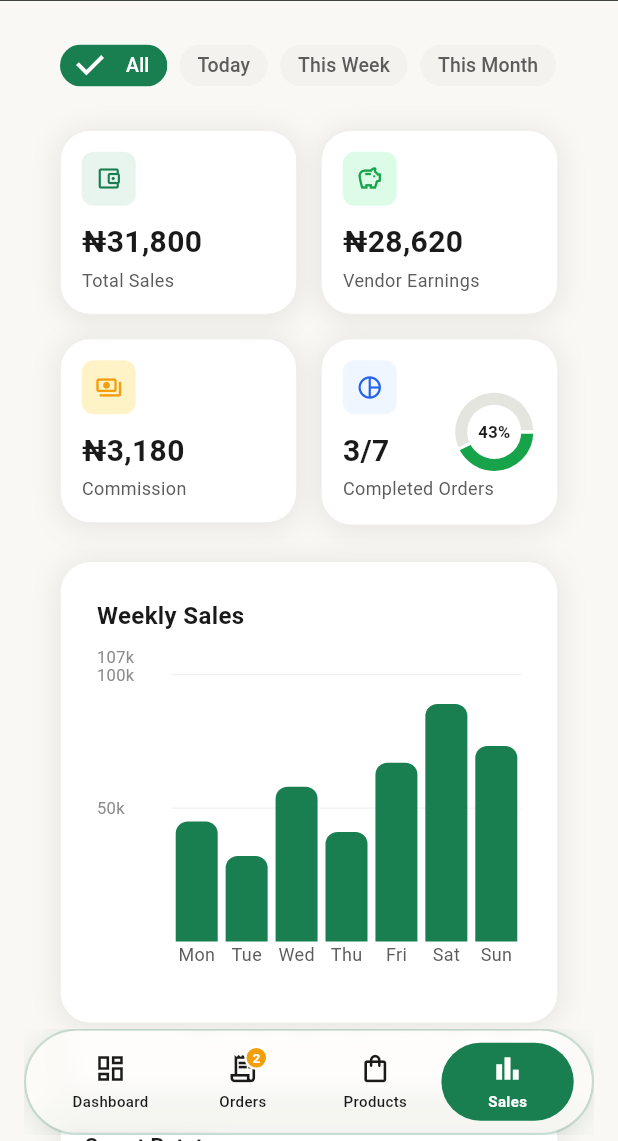
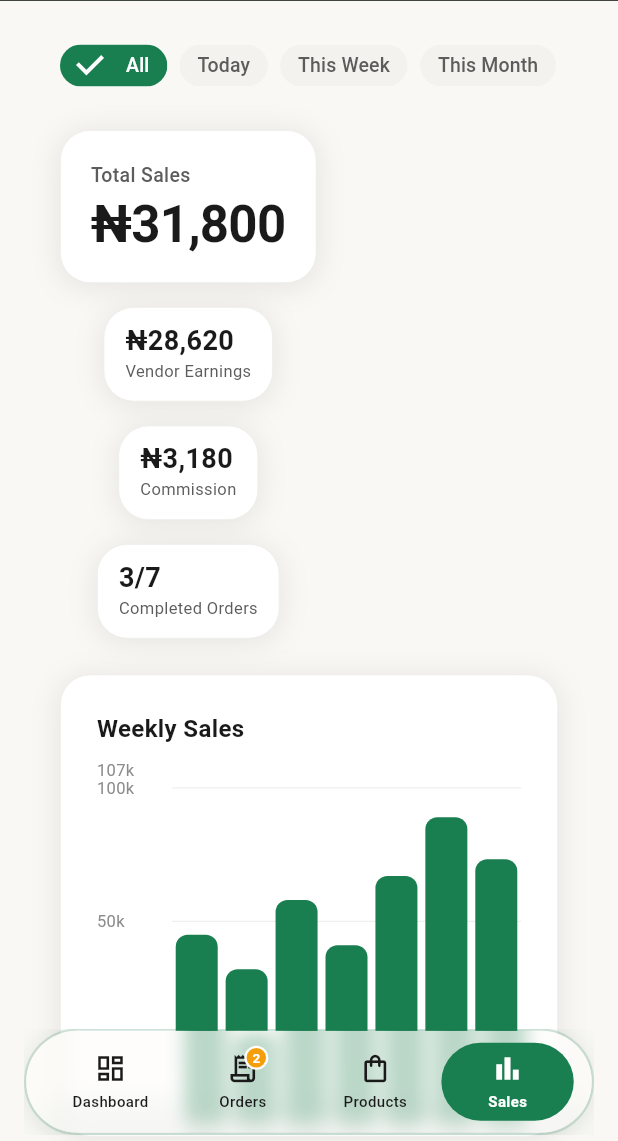
Before and after one commit to Delian21/growbox-vendor, a Flutter app: the SalesScreen screen opened by its route, on a phone screen of 412 x 824 dp, the part 95-1236 px from its top. Run offline on Flutter 3.47's test engine with Material 3 defaults, Android fonts, the phone set to English and light mode, and no system bars; drawn by our look-alikes of fl_chart; our stand-ins replace flutter_staggered_animations, go_router, image_picker, shared_preferences; accounts and stored records are empty.

Commit message:
Refactor dashboard and sales screens: improve color palette for category data, enhance summary card layout, and streamline code structure for better readability

```diff
--- a/lib/features/dashboard/dashboard_screen.dart
+++ b/lib/features/dashboard/dashboard_screen.dart
@@ -84,18 +84,19 @@ class _DashboardScreenState extends State<DashboardScreen> {
     }).toList();
   }
 
-  // Single-hue ramp: strongest shade = biggest share, 'Others' neutral.
-  // Colour encodes rank, so the donut and its legend stay readable without
-  // eight unrelated hues competing for attention.
+  // One distinct hue per category, chosen to echo the produce itself
+  // (vegetables green, fruits orange, grains gold, proteins red, ...).
+  // All eight are mutually distinguishable — unlike the old palette, which
+  // mapped two categories to the exact same colour. 'Others' stays neutral.
   static const _categoryData = [
-    _CategoryData(label: 'Vegetables', percentage: 30, color: Color(0xFF14532D)),
-    _CategoryData(label: 'Fruits', percentage: 20, color: Color(0xFF166534)),
-    _CategoryData(label: 'Grains & Cereals', percentage: 13, color: Color(0xFF15803D)),
-    _CategoryData(label: 'Legumes & Pulses', percentage: 10, color: Color(0xFF16A34A)),
-    _CategoryData(label: 'Tuber & Roots', percentage: 8, color: Color(0xFF22C55E)),
-    _CategoryData(label: 'Oils', percentage: 8, color: Color(0xFF4ADE80)),
-    _CategoryData(label: 'Fresh Proteins', percentage: 6, color: Color(0xFF86EFAC)),
-    _CategoryData(label: 'Others', percentage: 5, color: Color(0xFFCBD5D1)),
+    _CategoryData(label: 'Vegetables', percentage: 30, color: Color(0xFF22A064)),
+    _CategoryData(label: 'Fruits', percentage: 20, color: Color(0xFFE07B39)),
+    _CategoryData(label: 'Grains & Cereals', percentage: 13, color: Color(0xFFEAB308)),
+    _CategoryData(label: 'Legumes & Pulses', percentage: 10, color: Color(0xFF8B5CF6)),
+    _CategoryData(label: 'Tuber & Roots', percentage: 8, color: Color(0xFFB45309)),
+    _CategoryData(label: 'Oils', percentage: 8, color: Color(0xFF0891B2)),
+    _CategoryData(label: 'Fresh Proteins', percentage: 6, color: Color(0xFFDC2626)),
+    _CategoryData(label: 'Others', percentage: 5, color: Color(0xFF94A3B8)),
   ];
 
   @override
@@ -190,7 +191,6 @@ class _DashboardScreenState extends State<DashboardScreen> {
     final primary = _StatCard(
       title: 'Total Revenue',
       value: formatCurrency(2450000),
-      change: '+12.5%',
     );
     const secondary = [
       _StatCard(title: 'Orders', value: '156'),
@@ -263,7 +263,18 @@ class _DashboardScreenState extends State<DashboardScreen> {
   }
 
   // Primary metric — the one thing the eye should land on.
+  // A quiet sparkline sits beside the number, showing the trend's shape
+  // instead of a coloured badge.
   Widget _buildPrimaryStatCard(BuildContext context, _StatCard stat, bool isDark) {
+    final sparkWindow = _salesOverviewData.length > 7
+        ? _salesOverviewData.sublist(_salesOverviewData.length - 7)
+        : _salesOverviewData;
+    final spots = [
+      for (var i = 0; i < sparkWindow.length; i++) FlSpot(i.toDouble(), sparkWindow[i].amount),
+    ];
+    final minY = spots.map((s) => s.y).reduce((a, b) => a < b ? a : b);
+    final maxY = spots.map((s) => s.y).reduce((a, b) => a > b ? a : b);
+
     return GrowboxCard(
       padding: const EdgeInsets.all(20),
       child: Column(
@@ -280,7 +291,7 @@ class _DashboardScreenState extends State<DashboardScreen> {
           ),
           const SizedBox(height: 6),
           Row(
-            crossAxisAlignment: CrossAxisAlignment.end,
+            crossAxisAlignment: CrossAxisAlignment.center,
             children: [
               Expanded(
                 child: FittedBox(
@@ -298,26 +309,32 @@ class _DashboardScreenState extends State<DashboardScreen> {
                   ),
                 ),
               ),
-              if (stat.change != null) ...[
-                const SizedBox(width: 12),
-                Container(
-                  padding: const EdgeInsets.symmetric(horizontal: 8, vertical: 3),
-                  decoration: BoxDecoration(
-                    color: isDark
-                        ? AppColors.success.withValues(alpha: 0.15)
-                        : AppColors.successLight,
-                    borderRadius: BorderRadius.circular(999),
-                  ),
-                  child: Text(
-                    stat.change!,
-                    style: TextStyle(
-                      fontSize: 12,
-                      fontWeight: FontWeight.w600,
-                      color: isDark ? AppColors.darkPrimary : AppColors.success,
-                    ),
+              const SizedBox(width: 16),
+              SizedBox(
+                width: 96,
+                height: 36,
+                child: LineChart(
+                  LineChartData(
+                    minY: minY * 0.96,
+                    maxY: maxY * 1.04,
+                    lineTouchData: LineTouchData(enabled: false),
+                    gridData: const FlGridData(show: false),
+                    titlesData: const FlTitlesData(show: false),
+                    borderData: FlBorderData(show: false),
+                    lineBarsData: [
+                      LineChartBarData(
+                        spots: spots,
+                        isCurved: true,
+                        color: isDark ? AppColors.darkPrimary : AppColors.success,
+                        barWidth: 2,
+                        isStrokeCapRound: true,
+                        dotData: const FlDotData(show: false),
+                        belowBarData: BarAreaData(show: false),
+                      ),
+                    ],
                   ),
                 ),
-              ],
+              ),
             ],
           ),
         ],
@@ -980,8 +997,7 @@ class _DashboardScreenState extends State<DashboardScreen> {
 // ── HELPER CLASSES ──
 class _StatCard {
   final String title, value;
-  final String? change;
-  const _StatCard({required this.title, required this.value, this.change});
+  const _StatCard({required this.title, required this.value});
 }
 
 class _OrderItem {
--- a/lib/features/sales/sales_screen.dart
+++ b/lib/features/sales/sales_screen.dart
@@ -81,52 +81,50 @@ class SalesScreen extends StatelessWidget {
     );
   }
 
-  // ── SUMMARY CARDS ──
+  // ── SUMMARY — 1 primary metric, 3 secondary ──
   Widget _buildSummaryCards(BuildContext context, bool isDark) {
     final provider = context.watch<SalesProvider>();
     final summary = provider.summary;
 
-    final cards = [
-      _SummaryCard(
+    final primary = _SummaryCard(
       title: 'Total Sales',
       value: formatCurrency(summary.totalSales),
-        icon: Icons.account_balance_wallet_outlined,
-        color: AppColors.primary,
-        bgColor: AppColors.primarySurface,
-      ),
+    );
+    final secondary = [
+      _SummaryCard(title: 'Vendor Earnings', value: formatCurrency(summary.vendorEarnings)),
+      _SummaryCard(title: 'Commission', value: formatCurrency(summary.growboxCommission)),
       _SummaryCard(
-        title: 'Vendor Earnings',
-        value: formatCurrency(summary.vendorEarnings),
-        icon: Icons.savings_outlined,
-        color: AppColors.success,
-        bgColor: AppColors.successLight,
-      ),
-      _SummaryCard(
-        title: 'Commission',
-        value: formatCurrency(summary.growboxCommission),
-        icon: Icons.payments_outlined,
-        color: AppColors.warning,
-        bgColor: AppColors.warningLight,
+        title: 'Completed Orders',
+        value: '${summary.completedOrders}/${summary.totalOrders}',
       ),
     ];
 
     return LayoutBuilder(
       builder: (context, constraints) {
-        final columns = constraints.maxWidth > 900 ? 3 : 2;
-        final cardWidth = (constraints.maxWidth - (columns - 1) * 16) / columns;
-
-        return Wrap(
-          spacing: AppDimensions.lg,
-          runSpacing: AppDimensions.lg,
+        // Narrow screens: stack the secondary cards full-width instead of
+        // squeezing three columns into a phone row.
+        final stacked = constraints.maxWidth < 520;
+        return Column(
           children: [
-            ...cards.map((card) => SizedBox(
-              width: cardWidth,
-              child: _buildSummaryCard(context, card, isDark),
-            )),
-            SizedBox(
-              width: cardWidth,
-              height: 124.5,
-              child: _buildOrderStatusDoughnut(context, isDark, summary),
+            _buildPrimaryCard(context, primary, isDark),
+            const SizedBox(height: AppDimensions.lg),
+            if (stacked)
+              Column(
+                children: [
+                  for (var i = 0; i < secondary.length; i++) ...[
+                    if (i > 0) const SizedBox(height: AppDimensions.lg),
+                    _buildSecondaryCard(context, secondary[i], isDark),
+                  ],
+                ],
+              )
+            else
+              Row(
+                children: [
+                  for (var i = 0; i < secondary.length; i++) ...[
+                    if (i > 0) const SizedBox(width: AppDimensions.lg),
+                    Expanded(child: _buildSecondaryCard(context, secondary[i], isDark)),
+                  ],
+                ],
               ),
           ],
         );
@@ -134,28 +132,61 @@ class SalesScreen extends StatelessWidget {
     );
   }
 
-  Widget _buildSummaryCard(BuildContext context, _SummaryCard card, bool isDark) {
+  // Primary metric — the one thing the eye should land on.
+  Widget _buildPrimaryCard(BuildContext context, _SummaryCard card, bool isDark) {
     return GrowboxCard(
-      padding: const EdgeInsets.all(14),
+      padding: const EdgeInsets.all(20),
       child: Column(
         crossAxisAlignment: CrossAxisAlignment.start,
+        mainAxisSize: MainAxisSize.min,
         children: [
-          Container(
-            width: 36,
-            height: 36,
-            decoration: BoxDecoration(
-              color: card.bgColor,
-              borderRadius: BorderRadius.circular(8),
+          Text(
+            card.title,
+            style: TextStyle(
+              fontSize: 13,
+              fontWeight: FontWeight.w500,
+              color: isDark ? AppColors.darkTextSecondary : AppColors.textSecondary,
             ),
-            child: Icon(card.icon, size: 18, color: card.color),
           ),
-          const SizedBox(height: 10),
-          Text(
+          const SizedBox(height: 6),
+          FittedBox(
+            fit: BoxFit.scaleDown,
+            alignment: Alignment.centerLeft,
+            child: Text(
               card.value,
               style: TextStyle(
-              fontSize: 20,
+                fontSize: 34,
+                fontWeight: FontWeight.w700,
+                letterSpacing: -0.5,
+                color: isDark ? AppColors.darkTextPrimary : AppColors.textPrimary,
+                height: 1.05,
+              ),
+            ),
+          ),
+        ],
+      ),
+    );
+  }
+
+  // Secondary metrics — quiet supporting numbers.
+  Widget _buildSecondaryCard(BuildContext context, _SummaryCard card, bool isDark) {
+    return GrowboxCard(
+      padding: const EdgeInsets.symmetric(horizontal: 14, vertical: 12),
+      child: Column(
+        crossAxisAlignment: CrossAxisAlignment.start,
+        mainAxisSize: MainAxisSize.min,
+        children: [
+          FittedBox(
+            fit: BoxFit.scaleDown,
+            alignment: Alignment.centerLeft,
+            child: Text(
+              card.value,
+              style: TextStyle(
+                fontSize: 18,
                 fontWeight: FontWeight.w700,
                 color: isDark ? AppColors.darkTextPrimary : AppColors.textPrimary,
+                height: 1.1,
+              ),
             ),
           ),
           const SizedBox(height: 2),
@@ -164,106 +195,8 @@ class SalesScreen extends StatelessWidget {
             maxLines: 1,
             overflow: TextOverflow.ellipsis,
             style: TextStyle(
-              fontSize: 12,
+              fontSize: 11,
               color: isDark ? AppColors.darkTextSecondary : AppColors.textSecondary,
-            ),
-          ),
-        ],
-      ),
-    );
-  }
-
-  // ── ORDER STATUS DOUGHNUT ──
-  Widget _buildOrderStatusDoughnut(
-    BuildContext context,
-    bool isDark,
-    SalesSummary summary,
-  ) {
-    final completed = summary.completedOrders.toDouble();
-    final total = summary.totalOrders > 0 ? summary.totalOrders.toDouble() : 1.0;
-    final pending = total - completed;
-    final pct = total > 0 ? (completed / total * 100).round() : 0;
-
-    return GrowboxCard(
-      padding: const EdgeInsets.all(14),
-      child: Stack(
-        clipBehavior: Clip.none,
-        children: [
-          // Icon + label (same structure as other cards)
-          Column(
-            crossAxisAlignment: CrossAxisAlignment.start,
-            children: [
-              Container(
-                width: 36,
-                height: 36,
-                decoration: BoxDecoration(
-                  color: AppColors.infoLight,
-                  borderRadius: BorderRadius.circular(8),
-                ),
-                child: Icon(Icons.pie_chart_outline, size: 18, color: AppColors.info),
-              ),
-              const SizedBox(height: 10),
-              Text(
-                '${summary.completedOrders}/${summary.totalOrders}',
-                style: TextStyle(
-                  fontSize: 20,
-                  fontWeight: FontWeight.w700,
-                  color: isDark ? AppColors.darkTextPrimary : AppColors.textPrimary,
-                ),
-              ),
-              const SizedBox(height: 2),
-              Text(
-                'Completed Orders',
-                style: TextStyle(
-                  fontSize: 12,
-                  color: isDark ? AppColors.darkTextSecondary : AppColors.textSecondary,
-                ),
-              ),
-            ],
-          ),
-          // Donut chart positioned on the right, vertically centered
-          Positioned(
-            right: 0,
-            top: 0,
-            bottom: 0,
-            child: Center(
-              child: SizedBox(
-                height: 56,
-                width: 56,
-                child: Stack(
-                  alignment: Alignment.center,
-                  children: [
-                    PieChart(
-                      PieChartData(
-                        sectionsSpace: 2,
-                        centerSpaceRadius: 18,
-                        sections: [
-                          PieChartSectionData(
-                            value: completed,
-                            color: AppColors.success,
-                            radius: 8,
-                            title: '',
-                          ),
-                          PieChartSectionData(
-                            value: pending,
-                            color: isDark ? AppColors.darkBorder : AppColors.border,
-                            radius: 8,
-                            title: '',
-                          ),
-                        ],
-                      ),
-                    ),
-                    Text(
-                      '$pct%',
-                      style: TextStyle(
-                        fontSize: 11,
-                        fontWeight: FontWeight.w700,
-                        color: isDark ? AppColors.darkTextPrimary : AppColors.textPrimary,
-                      ),
-                    ),
-                  ],
-                ),
-              ),
             ),
           ),
         ],
@@ -525,10 +458,10 @@ class SalesScreen extends StatelessWidget {
                 const SizedBox(width: AppDimensions.md),
                 Text(
                   formatCurrency(txn.totalAmount),
-                  style: const TextStyle(
+                  style: TextStyle(
                     fontSize: 14,
                     fontWeight: FontWeight.w600,
-                    color: AppColors.primary,
+                    color: isDark ? AppColors.darkTextPrimary : AppColors.textPrimary,
                   ),
                 ),
                 const Spacer(),
@@ -682,16 +615,10 @@ class SalesScreen extends StatelessWidget {
 class _SummaryCard {
   final String title;
   final String value;
-  final IconData icon;
-  final Color color;
-  final Color bgColor;
 
   const _SummaryCard({
     required this.title,
     required this.value,
-    required this.icon,
-    required this.color,
-    required this.bgColor,
   });
 }
 
```
Lines whose indentation alone changed are shown as unchanged.
